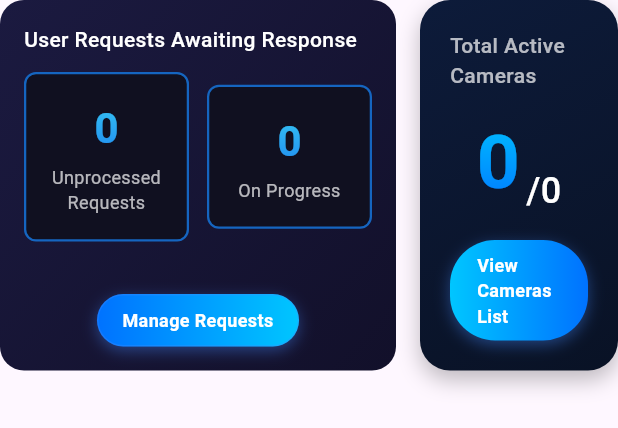
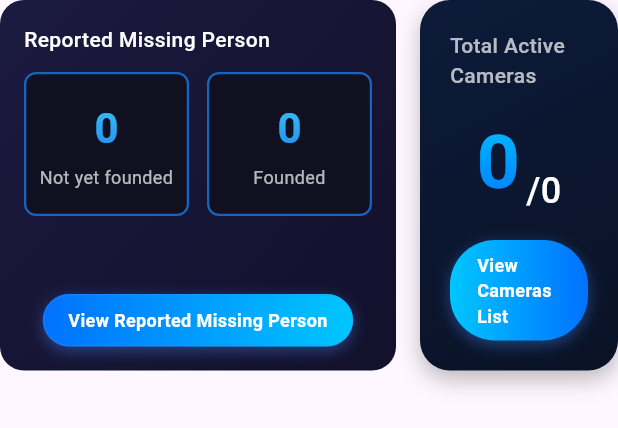
Before and after one commit to aureliazahra/bismillahsukses, a Flutter app: the DashboardStats widget shown alone on an empty page, opened directly with empty values, on a phone screen of 412 x 824 dp. Shown: the top 428 px of the screen. Run offline on Flutter 3.47's test engine with Material 3 defaults, Android fonts, the phone set to English and light mode, and no system bars; our stand-ins replace google_fonts.

Commit message:
dashboard reported missing person

```diff
--- a/lib/content/dashboard.dart
+++ b/lib/content/dashboard.dart
@@ -401,7 +401,7 @@ class DashboardStats extends StatelessWidget {
                 crossAxisAlignment: CrossAxisAlignment.start,
                 children: [
                   const Text(
-                    "User Requests Awaiting Response",
+                    "Reported Missing Person",
                     style: TextStyle(
                       color: Colors.white,
                       fontSize: 14,
@@ -413,11 +413,11 @@ class DashboardStats extends StatelessWidget {
                     children: [
                       Expanded(
                           child: _statusBox(
-                              unprocessedRequests.toString(), "Unprocessed Requests")),
+                              unprocessedRequests.toString(), "Not yet founded")),
                       const SizedBox(width: 12),
                       Expanded(
                           child: _statusBox(
-                              onProgress.toString(), "On Progress")),
+                              onProgress.toString(), "Founded")),
                     ],
                   ),
                   const Spacer(),
@@ -425,7 +425,7 @@ class DashboardStats extends StatelessWidget {
                   Align(
                     alignment: Alignment.center,
                     child:GradientPillButton(
-  text: "Manage Requests",
+  text: "View Reported Missing Person",
   onPressed: () {
     Navigator.push(context, MaterialPageRoute(
       builder: (context) => ManageRequestsPage(),
```
